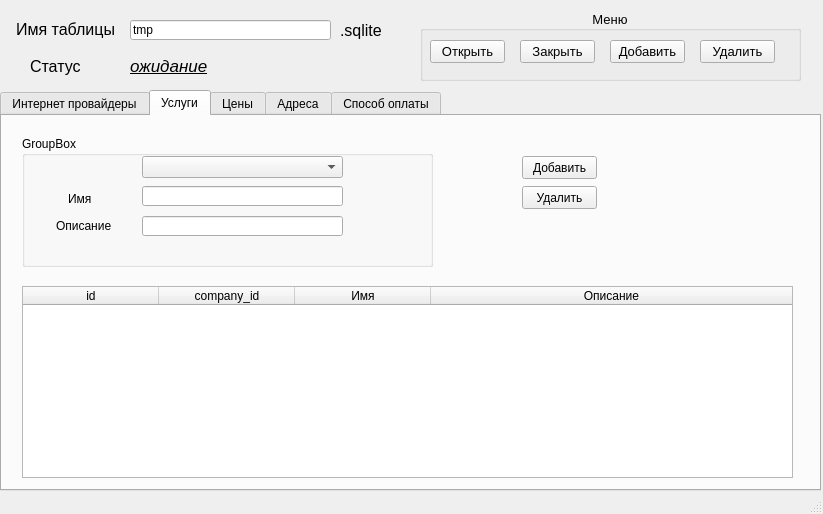
Qt form mainwindow.ui (inthedark122/tips) before a commit.
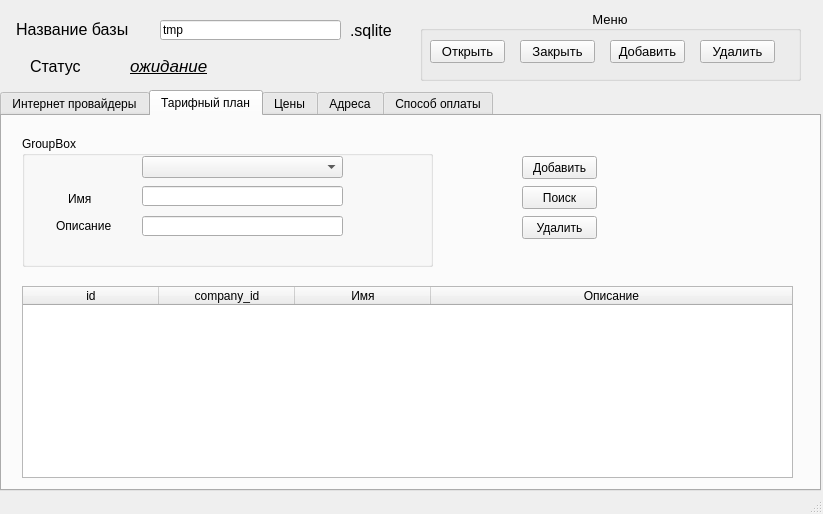
The same form after that commit. The open tabs and pages were chosen to show the change.

Diff of the .ui file:
```diff
--- a/mainwindow.ui
+++ b/mainwindow.ui
@@ -224,7 +224,7 @@
     </widget>
     <widget class="QWidget" name="tab_2">
      <attribute name="title">
-      <string>Услуги</string>
+      <string>Тарифный план</string>
      </attribute>
      <widget class="QTableWidget" name="serviceTable">
       <property name="geometry">
@@ -354,7 +354,7 @@
       <property name="geometry">
        <rect>
         <x>520</x>
-        <y>70</y>
+        <y>100</y>
         <width>75</width>
         <height>23</height>
        </rect>
@@ -363,6 +363,19 @@
        <string>Удалить</string>
       </property>
      </widget>
+     <widget class="QPushButton" name="service_find">
+      <property name="geometry">
+       <rect>
+        <x>520</x>
+        <y>70</y>
+        <width>75</width>
+        <height>23</height>
+       </rect>
+      </property>
+      <property name="text">
+       <string>Поиск</string>
+      </property>
+     </widget>
     </widget>
     <widget class="QWidget" name="tab_3">
      <attribute name="title">
@@ -886,7 +899,7 @@
      <rect>
       <x>16</x>
       <y>19</y>
-      <width>101</width>
+      <width>131</width>
       <height>20</height>
      </rect>
     </property>
@@ -896,15 +909,15 @@
      </font>
     </property>
     <property name="text">
-     <string>Имя таблицы</string>
+     <string>Название базы</string>
     </property>
    </widget>
    <widget class="QLineEdit" name="db_name">
     <property name="geometry">
      <rect>
-      <x>130</x>
+      <x>160</x>
       <y>20</y>
-      <width>201</width>
+      <width>181</width>
       <height>20</height>
      </rect>
     </property>
@@ -915,9 +928,9 @@
    <widget class="QLabel" name="label_19">
     <property name="geometry">
      <rect>
-      <x>340</x>
+      <x>350</x>
       <y>20</y>
-      <width>71</width>
+      <width>51</width>
       <height>21</height>
      </rect>
     </property>
```
Left out of the diff: 14 changed lines with no effect on the pictures.
